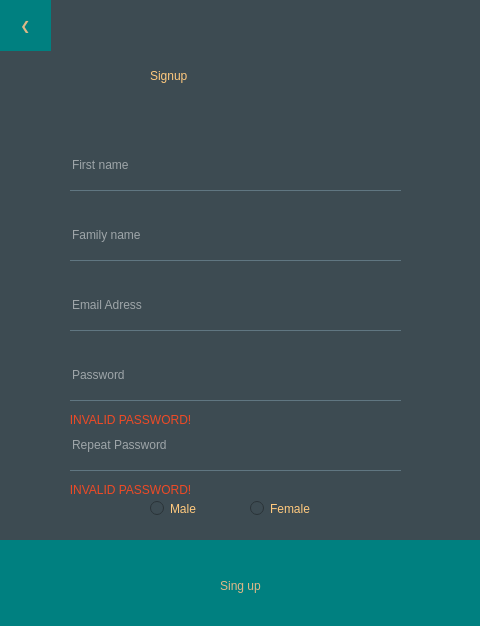
Above: creatAccount.ui from abduluziz-alghowinem/RegistrationSystem1- before the change. Below: the same form after it.
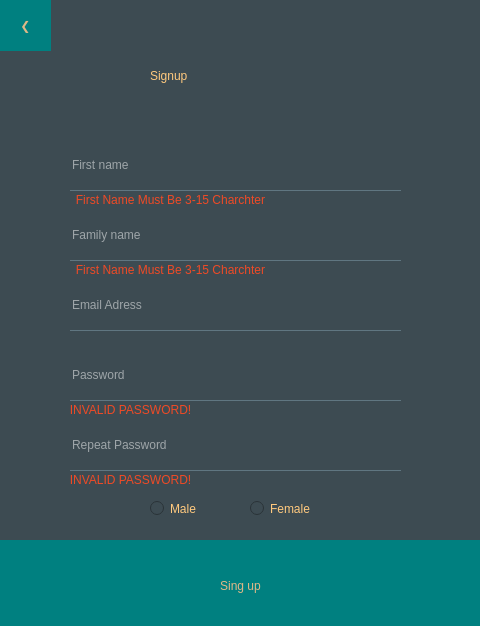
That is the form after the change.

The edit to the form file:
```diff
--- a/creatAccount.ui
+++ b/creatAccount.ui
@@ -261,7 +261,7 @@
    <property name="geometry">
     <rect>
      <x>70</x>
-     <y>480</y>
+     <y>470</y>
      <width>121</width>
      <height>20</height>
     </rect>
@@ -285,7 +285,7 @@
    <property name="geometry">
     <rect>
      <x>70</x>
-     <y>410</y>
+     <y>400</y>
      <width>121</width>
      <height>20</height>
     </rect>
@@ -305,6 +305,68 @@
     <string>INVALID PASSWORD!</string>
    </property>
   </widget>
+  <widget class="QPushButton" name="invalidfirstname">
+   <property name="geometry">
+    <rect>
+     <x>70</x>
+     <y>190</y>
+     <width>201</width>
+     <height>20</height>
+    </rect>
+   </property>
+   <property name="styleSheet">
+    <string notr="true">QPushButton{
+font: 75 10pt &quot;MS Shell Dlg 2&quot;;
+color: rgb(238, 74, 38);
+border-style: dotted;
+}
+QPushButton:hover{font: 75 10pt &quot;MS Shell Dlg 2&quot;;
+color: rgb(241, 241, 241);
+border-style: dotted;}
+</string>
+   </property>
+   <property name="text">
+    <string>First Name Must Be 3-15 Charchter</string>
+   </property>
+  </widget>
+  <widget class="QPushButton" name="invalidfamilyname">
+   <property name="geometry">
+    <rect>
+     <x>70</x>
+     <y>260</y>
+     <width>201</width>
+     <height>20</height>
+    </rect>
+   </property>
+   <property name="styleSheet">
+    <string notr="true">QPushButton{
+font: 75 10pt &quot;MS Shell Dlg 2&quot;;
+color: rgb(238, 74, 38);
+border-style: dotted;
+}
+QPushButton:hover{font: 75 10pt &quot;MS Shell Dlg 2&quot;;
+color: rgb(241, 241, 241);
+border-style: dotted;}
+</string>
+   </property>
+   <property name="text">
+    <string>First Name Must Be 3-15 Charchter</string>
+   </property>
+  </widget>
+  <zorder>invalidfamilyname</zorder>
+  <zorder>invalidfirstname</zorder>
+  <zorder>invalidLabel</zorder>
+  <zorder>invalidLabel_2</zorder>
+  <zorder>label</zorder>
+  <zorder>familyName</zorder>
+  <zorder>firstName</zorder>
+  <zorder>creatAcc</zorder>
+  <zorder>Pass_2</zorder>
+  <zorder>Email</zorder>
+  <zorder>Pass_3</zorder>
+  <zorder>Male</zorder>
+  <zorder>Female</zorder>
+  <zorder>backtologin</zorder>
  </widget>
  <tabstops>
   <tabstop>firstName</tabstop>
```
